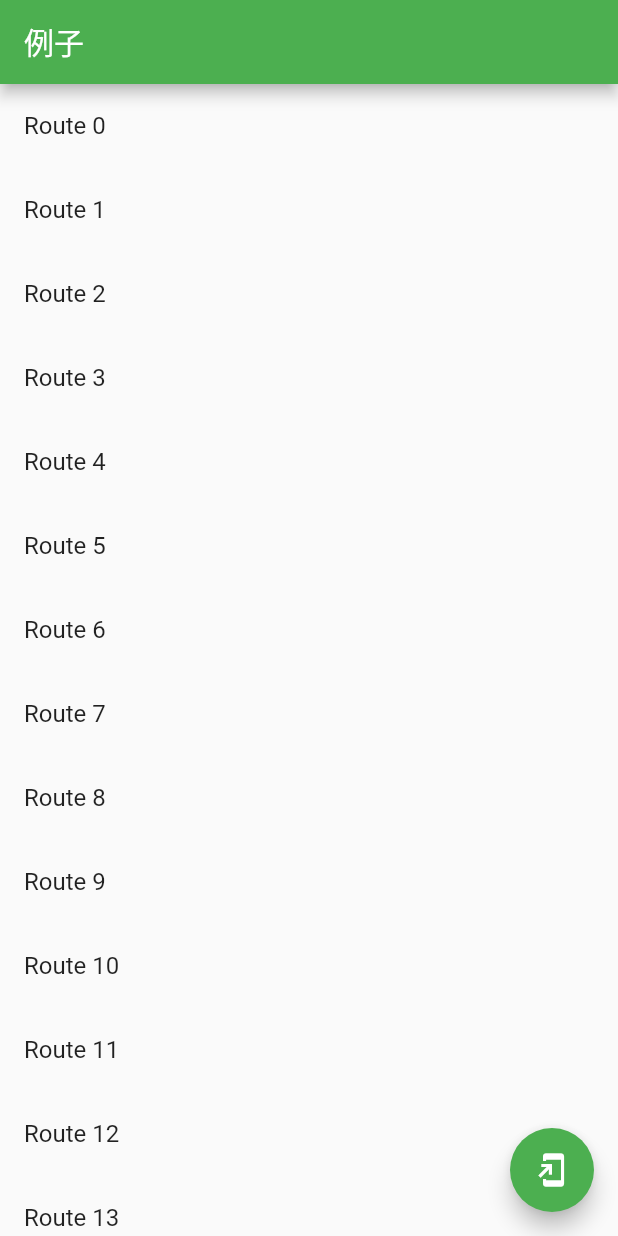
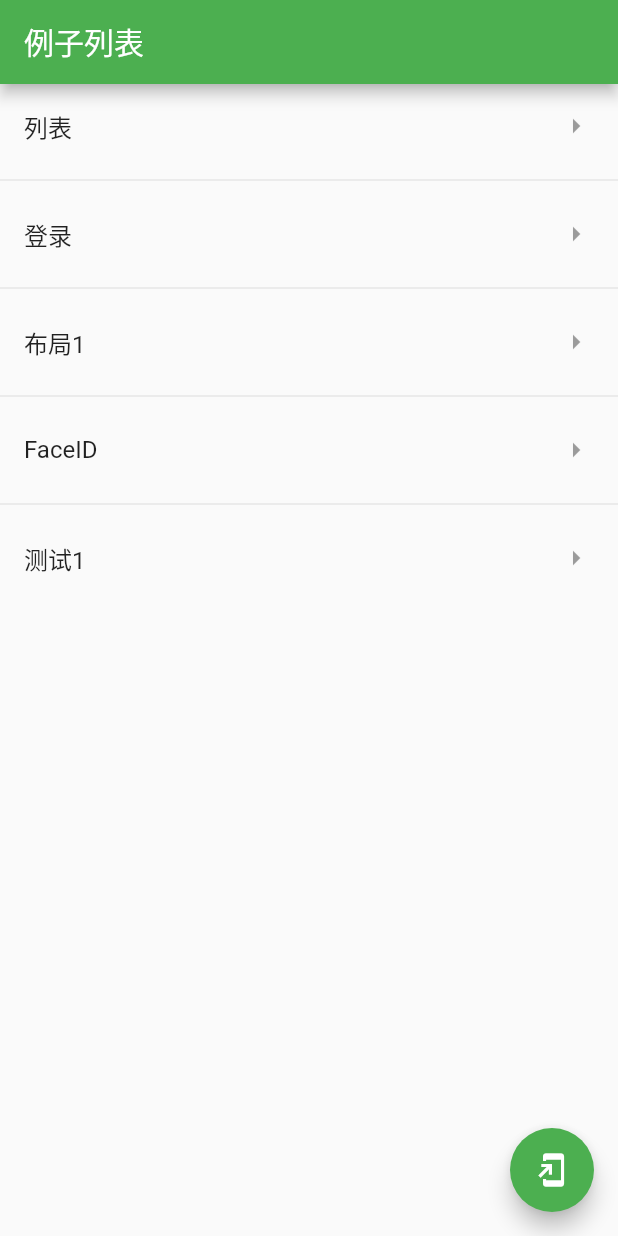
Before and after one commit to lijiasen/flutter_demo, a Flutter app: the screen it shows after launch, on a phone screen of 412 x 824 dp. Run offline on Flutter 3.47's test engine with Material 2 defaults, Android fonts, the phone set to English and light mode, and no system bars.

Commit message:
添加导航页

```diff
--- a/lib/home.dart
+++ b/lib/home.dart
@@ -1,12 +1,11 @@
 import 'package:flutter/material.dart';
-import 'package:jape_flutter/url_launcher.dart';
 import 'package:jape_flutter/login_page.dart';
 
-class Routes {
+class MyRoutes {
   String title;
   String route;
 
-  Routes({this.title, this.route});
+  MyRoutes(this.title, this.route);
 }
 
 class MyHomePage extends StatefulWidget {
@@ -38,30 +37,30 @@ class _MyHomePageState extends State<MyHomePage> {
     Navigator.of(context).pushNamed(LoginPage.tag);
   }
 
-  final List<Routes> routes = new List.generate(
-      50,
-      (i) => new Routes(
-            title: 'Route $i',
-            route: 'This is a route',
-          ));
-
   @override
   Widget build(BuildContext context) {
+    List<MyRoutes> myRoutes = [
+      MyRoutes('列表', 'login-page'),
+      MyRoutes('登录', 'login-page'),
+      MyRoutes('布局1', 'login-page'),
+      MyRoutes('FaceID', 'login-page'),
+      MyRoutes('测试1', 'login-page'),
+    ];
     return Scaffold(
       appBar: AppBar(
         title: Text(widget.title),
       ),
-      body: ListView.builder(
-       itemCount : routes.length,
-       itemBuilder : (context, index) {
-         return ListTile(
-           title: Text('${routes[index].title}'),
-           onTap: () {
-             Navigator.of(context).pushNamed(LoginPage.tag);
-           }
-         );
-       }
-      ),
+      body: ListView.separated(
+          separatorBuilder: (context, index) => Divider(),
+          itemCount: myRoutes.length,
+          itemBuilder: (context, index) {
+            return ListTile(
+                title: Text('${myRoutes[index].title}'),
+                trailing: new Icon(Icons.arrow_right,color: Colors.black38,),
+                onTap: () {
+                  Navigator.of(context).pushNamed('${myRoutes[index].route}');
+                });
+          }),
       floatingActionButton: FloatingActionButton(
         onPressed: _login,
         tooltip: 'Login',
--- a/lib/main.dart
+++ b/lib/main.dart
@@ -33,7 +33,7 @@ final routes = <String,WidgetBuilder> {
       ),
       initialRoute: '/',
       routes: routes,
-      home: MyHomePage(title: '例子'),
+      home: MyHomePage(title: '例子列表'),
     );
   }
 }
```
Also changed, not shown: lib/content.dart (deleted, +0 -49 lines).
